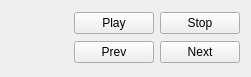
The window that core/dplugins/generic/view/presentation/widgets/presentationctrlwidget.ui (RPhay/MyDigikam) describes before a commit, drawn with Qt 5.
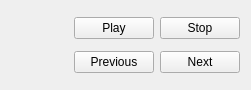
The same window after the commit.

The edit to the form file:
```diff
--- a/core/dplugins/generic/view/presentation/widgets/presentationctrlwidget.ui
+++ b/core/dplugins/generic/view/presentation/widgets/presentationctrlwidget.ui
@@ -1,12 +1,12 @@
 <ui version="4.0" >
  <class>PresentationCtrlWidget</class>
- <widget class="QWidget" name="PresentationCtrlWidget" >
-  <property name="geometry" >
+ <widget class="QWidget" name="PresentationCtrlWidget">
+  <property name="geometry">
    <rect>
     <x>0</x>
     <y>0</y>
     <width>251</width>
-    <height>77</height>
+    <height>90</height>
    </rect>
   </property>
   <property name="sizePolicy" >
@@ -17,8 +17,9 @@
   </property>
   <layout class="QHBoxLayout" name="horizontalLayout" >
    <item>
-    <widget class="QLabel" name="m_slideLabel" >
-     <property name="text" >
+    <widget class="QLabel" name="m_slideLabel">
+     <property name="text">
+      <string/>
      </property>
     </widget>
    </item>
@@ -38,10 +39,10 @@
        </property>
       </widget>
      </item>
-     <item row="1" column="0" >
-      <widget class="QPushButton" name="m_prevButton" >
-       <property name="text" >
-        <string>Prev</string>
+     <item row="1" column="0">
+      <widget class="QPushButton" name="m_prevButton">
+       <property name="text">
+        <string>Previous</string>
        </property>
       </widget>
      </item>
```
Left out of the diff: 29 changed lines with no effect on the pictures.
